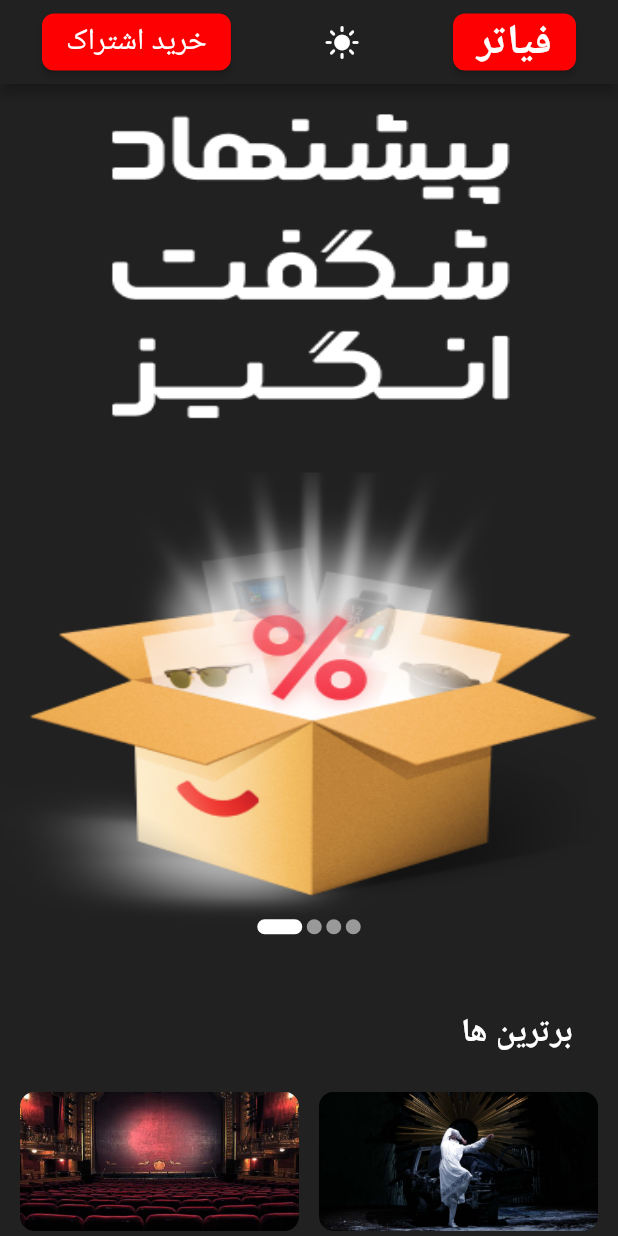
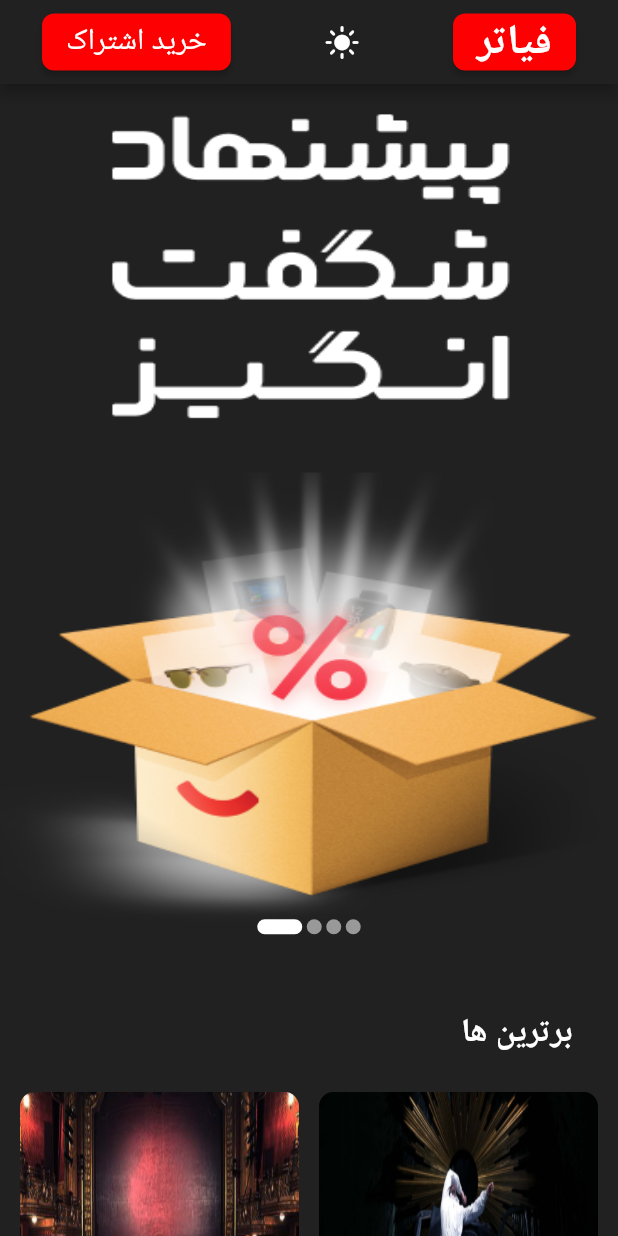
Before and after one commit to ashkan-k/fiattre_flutter, a Flutter app: the screen it shows after launch, on a phone screen of 412 x 824 dp. Run offline on Flutter 3.47's test engine with Material 2 defaults, Android fonts, the phone set to English and light mode, and no system bars; drawn by our look-alikes of smooth_page_indicator; our stand-ins replace cached_network_image, dio, google_fonts, progress_indicators, shimmer; network calls fail.

Commit message:
complete services and init home page Best Categories box

```diff
--- a/lib/pages/home_page.dart
+++ b/lib/pages/home_page.dart
@@ -143,9 +143,12 @@ class _HomePageState extends State<HomePage> {
                         Container(
                           child: Column(
                             children: [
-                              ClipRRect(
+                              Container(
+                                height: 200,
+                                child: ClipRRect(
                                   borderRadius: BorderRadius.all(Radius.circular(10)),
                                   child: Image.asset(best_items_images![0][1].toString(), fit: BoxFit.fill, width: width / 2 - 20),
+                                ),
                               ),
 
                               Padding(
@@ -165,9 +168,12 @@ class _HomePageState extends State<HomePage> {
                         Container(
                           child: Column(
                             children: [
-                              ClipRRect(
+                              Container(
+                                height: 200,
+                                child: ClipRRect(
                                   borderRadius: BorderRadius.all(Radius.circular(10)),
                                   child: Image.asset(best_items_images![1][1].toString(), fit: BoxFit.fill, width: width / 2 - 20),
+                                ),
                               ),
 
                               Padding(
@@ -197,9 +203,12 @@ class _HomePageState extends State<HomePage> {
                       Container(
                         child: Column(
                           children: [
-                            ClipRRect(
+                            Container(
+                              height: 200,
+                              child: ClipRRect(
                                 borderRadius: BorderRadius.all(Radius.circular(10)),
-                              child: Image.asset(best_items_images![0][1].toString(), fit: BoxFit.fill, width: width / 2 - 20),
+                                child: Image.asset(best_items_images![2][1].toString(), fit: BoxFit.fill, width: width / 2 - 20),
+                              ),
                             ),
 
                             Padding(
@@ -219,9 +228,12 @@ class _HomePageState extends State<HomePage> {
                       Container(
                         child: Column(
                           children: [
-                            ClipRRect(
+                            Container(
+                              height: 200,
+                              child: ClipRRect(
                                 borderRadius: BorderRadius.all(Radius.circular(10)),
-                              child: Image.asset(best_items_images![1][1].toString(), fit: BoxFit.fill, width: width / 2 - 20),
+                                child: Image.asset(best_items_images![3][1].toString(), fit: BoxFit.fill, width: width / 2 - 20),
+                              ),
                             ),
 
                             Padding(
```
Lines whose indentation alone changed are shown as unchanged.
